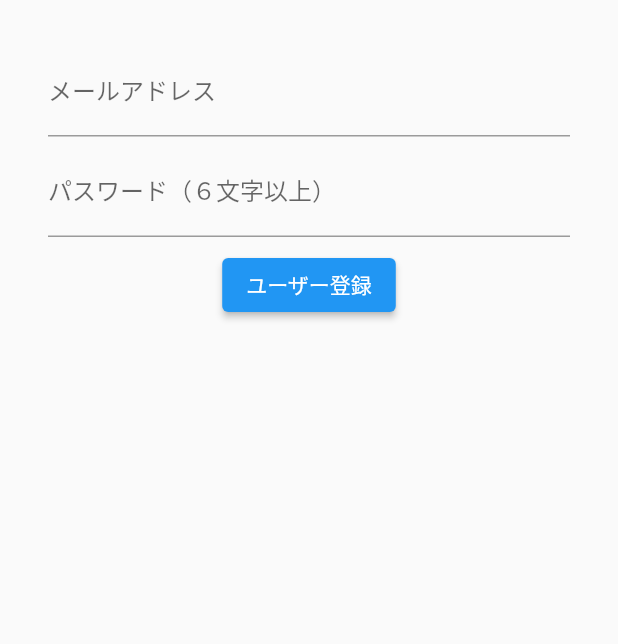
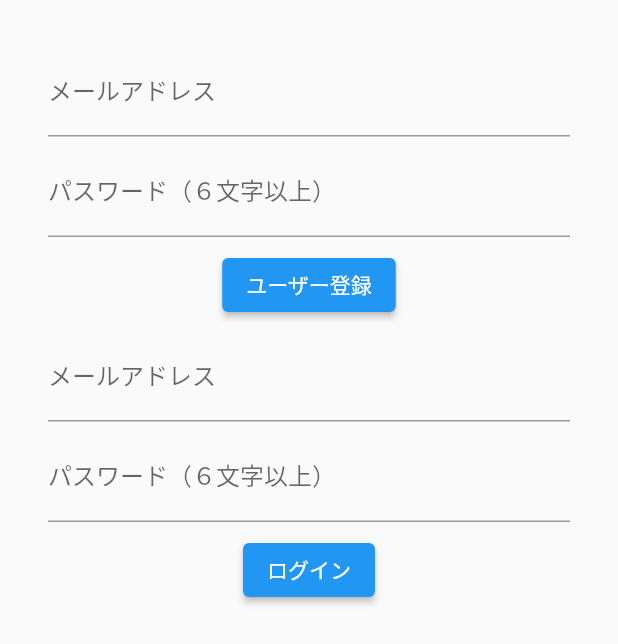
Before and after one commit to Saku-33/firebase_flutter, a Flutter app: the screen it shows after launch, on a phone screen of 412 x 824 dp. Shown: the top 644 px of the screen. Run offline on Flutter 3.47's test engine with Material 2 defaults, Android fonts, the light colour scheme and no system bars; our stand-ins replace firebase_auth, firebase_core; missing offline and left inert: firebase_auth_web, firebase_core_web; accounts and stored records are empty.

Commit message:
ログイン機能の追加

```diff
--- a/lib/main.dart
+++ b/lib/main.dart
@@ -28,6 +28,8 @@
 class _MyAuthPageState extends State<MyAuthPage> {
   String newUserEmail = '';
   String newUserPassword = '';
+  String loginUserEmail = '';
+  String loginUserPassword = '';
   String infoText = '';
 
   @override
@@ -76,6 +78,46 @@
                   child: Text("ユーザー登録"),
                 ),
                 const SizedBox(height: 8),
+                TextFormField(
+                  decoration: InputDecoration(labelText: "メールアドレス"),
+                  onChanged: (String value) {
+                    setState(() {
+                      loginUserEmail = value;
+                    });
+                  },
+                ),
+                const SizedBox(height: 8),
+                TextFormField(
+                  decoration: InputDecoration(labelText: "パスワード（６文字以上）"),
+                  onChanged: (String value) {
+                    setState(() {
+                      loginUserPassword = value;
+                    });
+                  },
+                ),
+                const SizedBox(height: 8),
+                ElevatedButton(
+                  onPressed: () async {
+                    try {
+                      final FirebaseAuth auth = FirebaseAuth.instance;
+                      final UserCredential result =
+                          await auth.signInWithEmailAndPassword(
+                        email: loginUserEmail,
+                        password: loginUserPassword,
+                      );
+                      final User user = result.user!;
+                      setState(() {
+                        infoText = "ログインOK：${user.email}";
+                      });
+                    } catch (e) {
+                      setState(() {
+                        infoText = "ログインNG:${e.toString()}";
+                      });
+                    }
+                  },
+                  child: Text("ログイン"),
+                ),
+                const SizedBox(height: 8),
                 Text(infoText)
               ],
             )),
```
Also changed, not shown: 2 other files.
